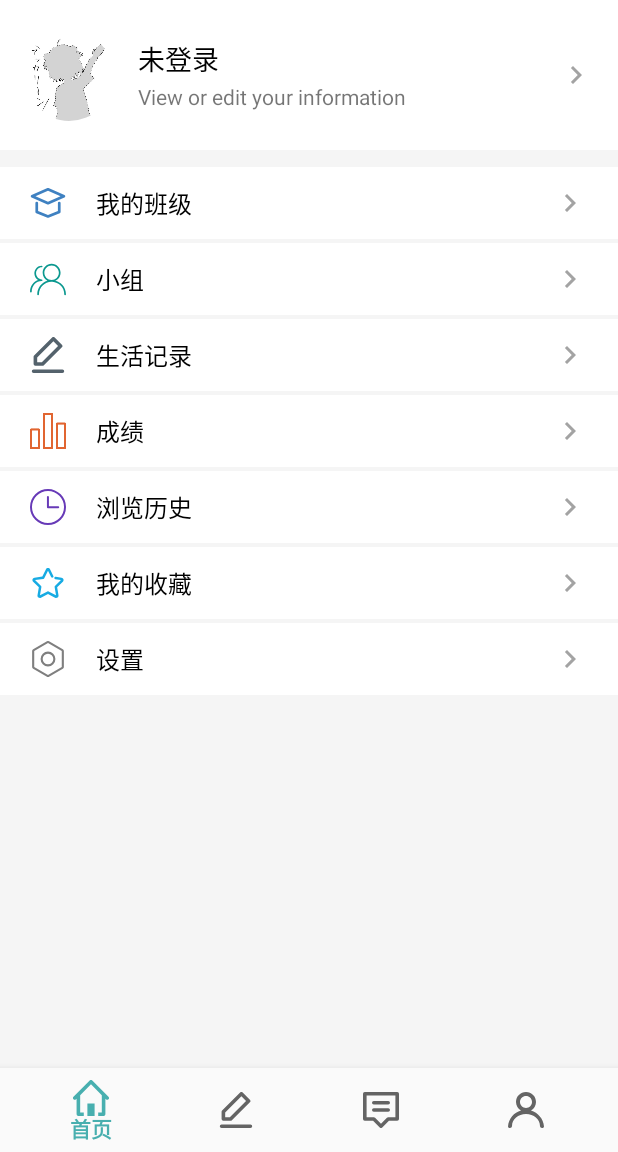
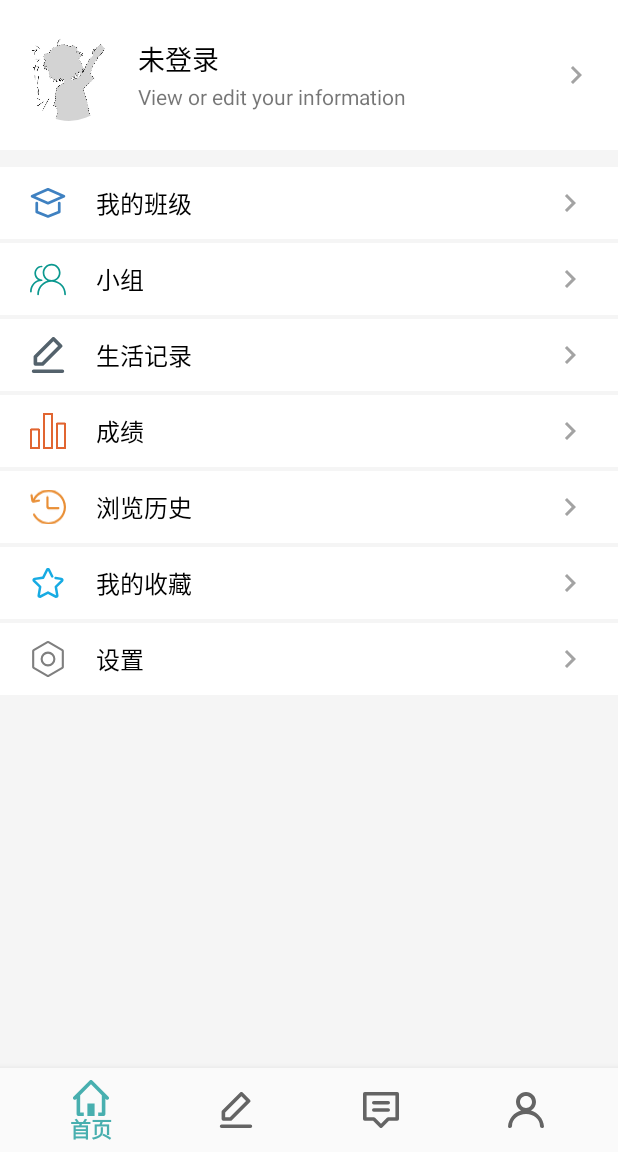
Before and after one commit to Recomi/StudentManagement, an Android app: the fragment MineFragment placed in its activity, on a phone screen of 412 x 824 dp, the part 84-1236 px from its top. Run offline under Robolectric (Android 15) with nearby library versions, the light colour scheme and no system bars; our stand-ins replace ButterKnife, CircleImageView, Picasso; libraries missing offline, so code that uses them is left out: com.baoyz.widget, com.sunfusheng.marqueeview, org.litepal, org.litepal.crud; plain views replace MarqueeView, PullRefreshLayout; pictures from the network do not load; 12 statements that could not run were skipped.

Commit message:
修改部分图标

```diff
--- a/app/src/main/java/site/recomi/studentmanagement/gui/fragments/main/MineFragment.java
+++ b/app/src/main/java/site/recomi/studentmanagement/gui/fragments/main/MineFragment.java
@@ -108,7 +108,7 @@
         moreFeaturesList.add(new TitleAndIconEntity("小组", R.drawable.ic_my_group));
         moreFeaturesList.add(new TitleAndIconEntity("生活记录", R.drawable.ic_note));
         moreFeaturesList.add(new TitleAndIconEntity("成绩", R.drawable.ic_grade));
-        moreFeaturesList.add(new TitleAndIconEntity("浏览历史", R.drawable.ic_history));
+        moreFeaturesList.add(new TitleAndIconEntity("浏览历史", R.drawable.ic_view_history));
         moreFeaturesList.add(new TitleAndIconEntity("我的收藏", R.drawable.ic_collection));
         moreFeaturesList.add(new TitleAndIconEntity("设置", R.drawable.ic_setting));
         adapter = new BaseRecycleViewAdapter<TitleAndIconEntity>(getContext(), moreFeaturesList, R.layout.item_features_list) {
--- /dev/null
+++ b/app/src/main/res/drawable/ic_view_history.xml
@@ -0,0 +1,4 @@
+<vector android:height="200dp" android:viewportHeight="1024"
+    android:viewportWidth="1056" android:width="206dp" xmlns:android="http://schemas.android.com/apk/res/android">
+    <path android:fillColor="#e98f36" android:pathData="M144.05,311.12C150.72,298.15 159.48,281.66 165.97,271.48 245.51,146.74 385.09,64 544,64 791.42,64 992,264.58 992,512 992,759.42 791.42,960 544,960 383.13,960 242.06,875.2 163.05,747.87 152.26,730.48 148.61,721.88 148.61,721.88 140.53,706.08 121,698.89 104.65,705.61 88.17,712.37 81.33,730.49 89.11,746.18 89.11,746.18 94.28,757.94 105.75,776.87 195.47,925 358.17,1024 544,1024 826.77,1024 1056,794.77 1056,512 1056,229.23 826.77,0 544,0 360.8,0 200.07,96.22 109.59,240.88 105.02,248.2 99.39,258.45 94.01,268.66L76.72,159.49C73.98,142.2 57.73,130.4 40.15,133.18 22.7,135.95 10.82,152.51 13.54,169.7L38.59,327.88C44.12,362.76 76.62,386.6 111.75,381.03L269.93,355.98C287.34,353.22 299.22,336.96 296.44,319.38 293.67,301.93 277.18,290.03 260.12,292.74L144.05,311.12 144.05,311.12 144.05,311.12ZM544,223.85C544,206.26 529.8,192 512,192 494.33,192 480,206.58 480,224.08L480,511.73C480,547.22 508.86,576 544.27,576L831.92,576C849.64,576 864,561.8 864,544 864,526.33 849.42,512 832.15,512L575.85,512C558.26,512 544,497.42 544,480.15L544,223.85 544,223.85 544,223.85Z"/>
+</vector>
```
Also changed, not shown: app/src/main/res/values/colors.xml (line endings or trailing spaces), app/src/main/res/values/styles.xml (line endings or trailing spaces).
